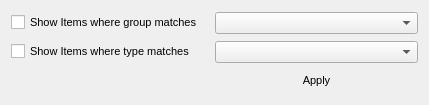
Old version of the form filetypefilter.ui in the repository pjrinaldi/wombatforensics.
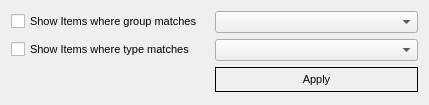
New version of the form.

Patch:
```diff
--- a/filetypefilter.ui
+++ b/filetypefilter.ui
@@ -64,6 +64,9 @@
    </item>
    <item row="2" column="1">
     <widget class="QPushButton" name="pushButton">
+     <property name="styleSheet">
+      <string notr="true">border: 1px solid black; padding: 5px 10px 5px 10px;</string>
+     </property>
      <property name="text">
       <string>Apply</string>
      </property>
```
Left out of the diff: 35 changed lines with no effect on the pictures.
